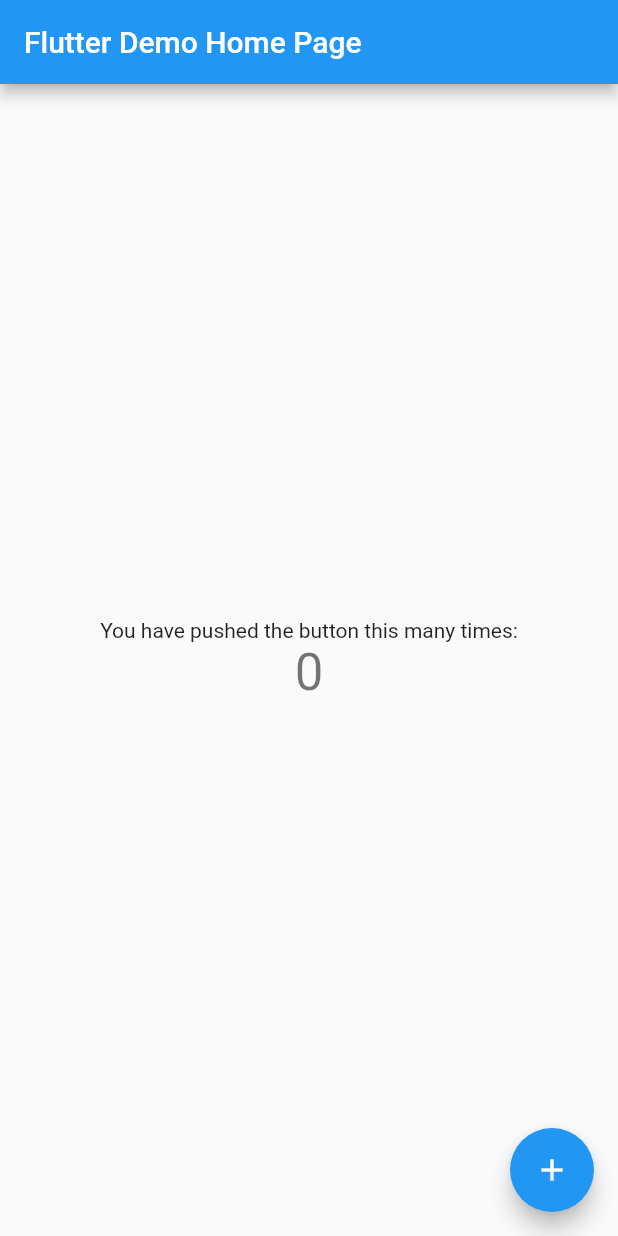
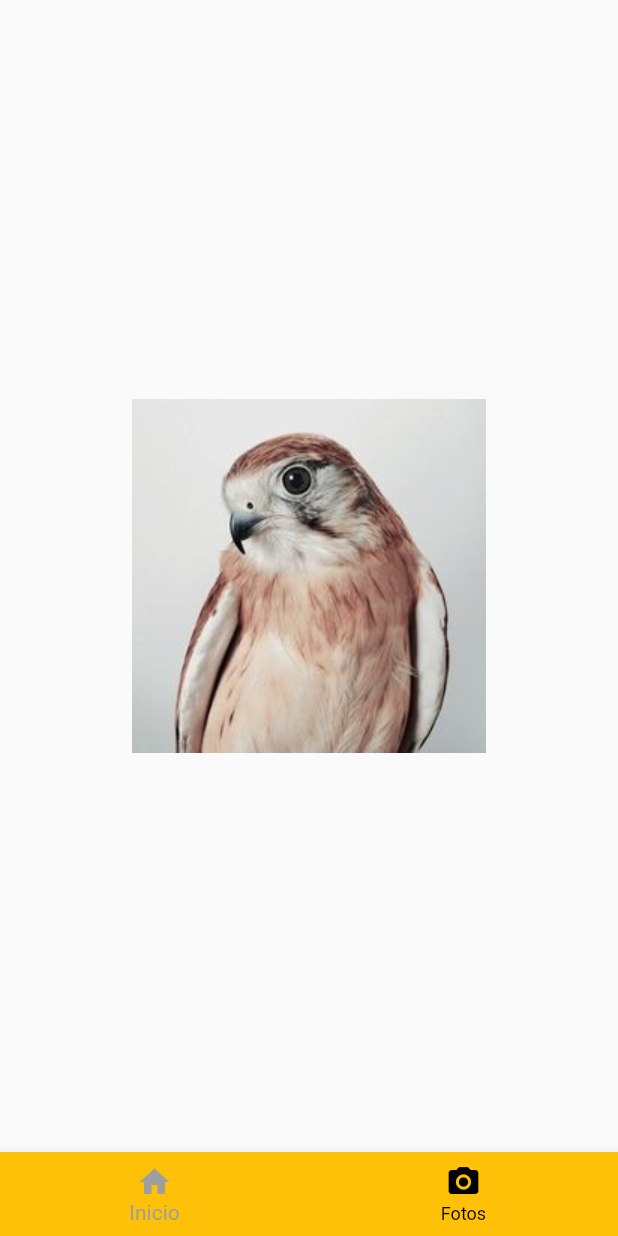
Before and after one commit to alanlopez0208/aves_dgo_nuevo, a Flutter app: the screen it shows after launch, on a phone screen of 412 x 824 dp. Run offline on Flutter 3.47's test engine with Material 2 defaults, Android fonts, the phone set to English and light mode, and no system bars; our stand-ins replace cloud_firestore; accounts and stored records are empty.

Commit message:
Edicion de Martes y Lunes

```diff
--- a/lib/main.dart
+++ b/lib/main.dart
@@ -1,115 +1,17 @@
+import 'package:aves_dgo_nuevo/paginas/splashscreen.dart';
 import 'package:flutter/material.dart';
 
 void main() {
-  runApp(const MyApp());
+  runApp(MyApp());
 }
 
 class MyApp extends StatelessWidget {
-  const MyApp({super.key});
-
-  // This widget is the root of your application.
   @override
   Widget build(BuildContext context) {
     return MaterialApp(
-      title: 'Flutter Demo',
-      theme: ThemeData(
-        // This is the theme of your application.
-        //
-        // Try running your application with "flutter run". You'll see the
-        // application has a blue toolbar. Then, without quitting the app, try
-        // changing the primarySwatch below to Colors.green and then invoke
-        // "hot reload" (press "r" in the console where you ran "flutter run",
-        // or simply save your changes to "hot reload" in a Flutter IDE).
-        // Notice that the counter didn't reset back to zero; the application
-        // is not restarted.
-        primarySwatch: Colors.blue,
+      home: Center(
+        child: SplashScreen(),
       ),
-      home: const MyHomePage(title: 'Flutter Demo Home Page'),
     );
   }
 }
-
-class MyHomePage extends StatefulWidget {
-  const MyHomePage({super.key, required this.title});
-
-  // This widget is the home page of your application. It is stateful, meaning
-  // that it has a State object (defined below) that contains fields that affect
-  // how it looks.
-
-  // This class is the configuration for the state. It holds the values (in this
-  // case the title) provided by the parent (in this case the App widget) and
-  // used by the build method of the State. Fields in a Widget subclass are
-  // always marked "final".
-
-  final String title;
-
-  @override
-  State<MyHomePage> createState() => _MyHomePageState();
-}
-
-class _MyHomePageState extends State<MyHomePage> {
-  int _counter = 0;
-
-  void _incrementCounter() {
-    setState(() {
-      // This call to setState tells the Flutter framework that something has
-      // changed in this State, which causes it to rerun the build method below
-      // so that the display can reflect the updated values. If we changed
-      // _counter without calling setState(), then the build method would not be
-      // called again, and so nothing would appear to happen.
-      _counter++;
-    });
-  }
-
-  @override
-  Widget build(BuildContext context) {
-    // This method is rerun every time setState is called, for instance as done
-    // by the _incrementCounter method above.
-    //
-    // The Flutter framework has been optimized to make rerunning build methods
-    // fast, so that you can just rebuild anything that needs updating rather
-    // than having to individually change instances of widgets.
-    return Scaffold(
-      appBar: AppBar(
-        // Here we take the value from the MyHomePage object that was created by
-        // the App.build method, and use it to set our appbar title.
-        title: Text(widget.title),
-      ),
-      body: Center(
-        // Center is a layout widget. It takes a single child and positions it
-        // in the middle of the parent.
-        child: Column(
-          // Column is also a layout widget. It takes a list of children and
-          // arranges them vertically. By default, it sizes itself to fit its
-          // children horizontally, and tries to be as tall as its parent.
-          //
-          // Invoke "debug painting" (press "p" in the console, choose the
-          // "Toggle Debug Paint" action from the Flutter Inspector in Android
-          // Studio, or the "Toggle Debug Paint" command in Visual Studio Code)
-          // to see the wireframe for each widget.
-          //
-          // Column has various properties to control how it sizes itself and
-          // how it positions its children. Here we use mainAxisAlignment to
-          // center the children vertically; the main axis here is the vertical
-          // axis because Columns are vertical (the cross axis would be
-          // horizontal).
-          mainAxisAlignment: MainAxisAlignment.center,
-          children: <Widget>[
-            const Text(
-              'You have pushed the button this many times:',
-            ),
-            Text(
-              '$_counter',
-              style: Theme.of(context).textTheme.headlineMedium,
-            ),
-          ],
-        ),
-      ),
-      floatingActionButton: FloatingActionButton(
-        onPressed: _incrementCounter,
-        tooltip: 'Increment',
-        child: const Icon(Icons.add),
-      ), // This trailing comma makes auto-formatting nicer for build methods.
-    );
-  }
-}
--- /dev/null
+++ b/lib/menus/inicio.dart
@@ -0,0 +1,48 @@
+import 'package:aves_dgo_nuevo/paginas/splashscreen.dart';
+import 'package:flutter/material.dart';
+
+class Inicio extends StatefulWidget {
+  @override
+  State<StatefulWidget> createState() {
+    return MiInicio();
+  }
+}
+
+class MiInicio extends State <Inicio> {
+  int _selectedIndex = 0;
+  final List <Widget> _children = [
+    SplashScreen(),
+    SplashScreen(),
+  ];
+  void _onItemTapped(int index) {
+    setState(() {
+      _selectedIndex = index;
+    });
+  }
+
+  @override
+  Widget build(BuildContext context) {
+    return Scaffold(
+      body: Center(
+        child: _children[_selectedIndex],
+      ),
+      bottomNavigationBar: BottomNavigationBar(
+        currentIndex: _selectedIndex,
+        onTap: _onItemTapped,
+        backgroundColor: Colors.amber,
+        selectedItemColor: Colors.grey,
+        unselectedItemColor: Colors.black,
+        items: <BottomNavigationBarItem> [
+          BottomNavigationBarItem(
+              icon: Icon(Icons.home),
+              label: 'Inicio'
+          ),
+          BottomNavigationBarItem(
+              icon: Icon(Icons.camera_alt),
+              label: 'Fotos'
+          ),
+        ],
+      ),
+    );
+  }
+}
--- /dev/null
+++ b/lib/paginas/splashscreen.dart
@@ -0,0 +1,36 @@
+import 'dart:async';
+import 'package:aves_dgo_nuevo/menus/inicio.dart';
+import 'package:flutter/material.dart';
+
+class SplashScreen extends StatefulWidget {
+  @override
+  State<StatefulWidget> createState() {
+    return _SplashScreenState();
+  }
+}
+
+class _SplashScreenState extends State {
+  @override
+  void initState() {
+    super.initState();
+    Timer(
+        Duration(seconds: 5),
+            (){
+          Navigator.of(context).pushReplacement(MaterialPageRoute(
+              builder: (BuildContext context){
+                return Inicio();
+              }
+          ));
+        }
+    );
+  }
+
+  @override
+  Widget build(BuildContext context) {
+    return Scaffold(
+      body: Center(
+        child: Image.asset('imagenes/pajaro1.jpg'),
+      ),
+    );
+  }
+}
--- a/pubspec.yaml
+++ b/pubspec.yaml
@@ -59,8 +59,8 @@
   uses-material-design: true
 
   # To add assets to your application, add an assets section, like this:
-  # assets:
-  #   - images/a_dot_burr.jpeg
+  assets:
+    - imagenes/
   #   - images/a_dot_ham.jpeg
 
   # An image asset can refer to one or more resolution-specific "variants", see
```
Also changed, not shown: lib/menus/listadatos.dart (added, +59 -0 lines), imagenes/pajaro1.jpg (added), imagenes/pajaro2.jpg (added), imagenes/pajaro3.jpg (added), 2 other files.
